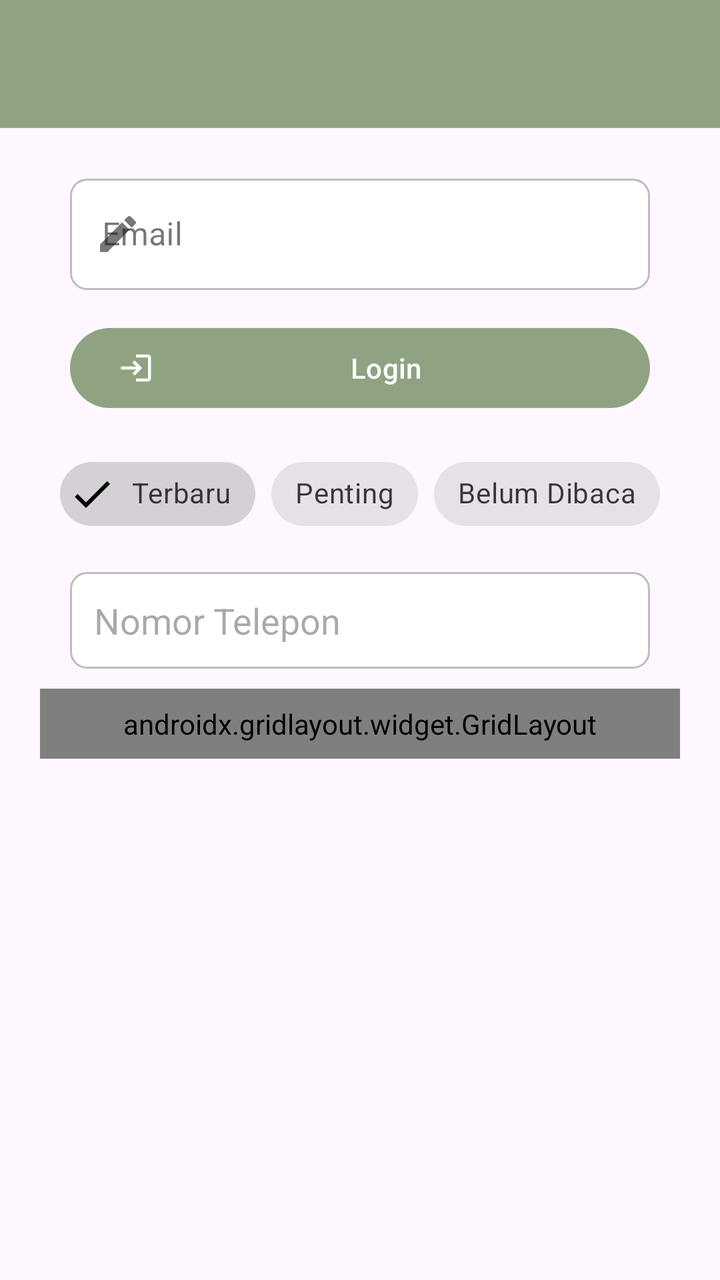
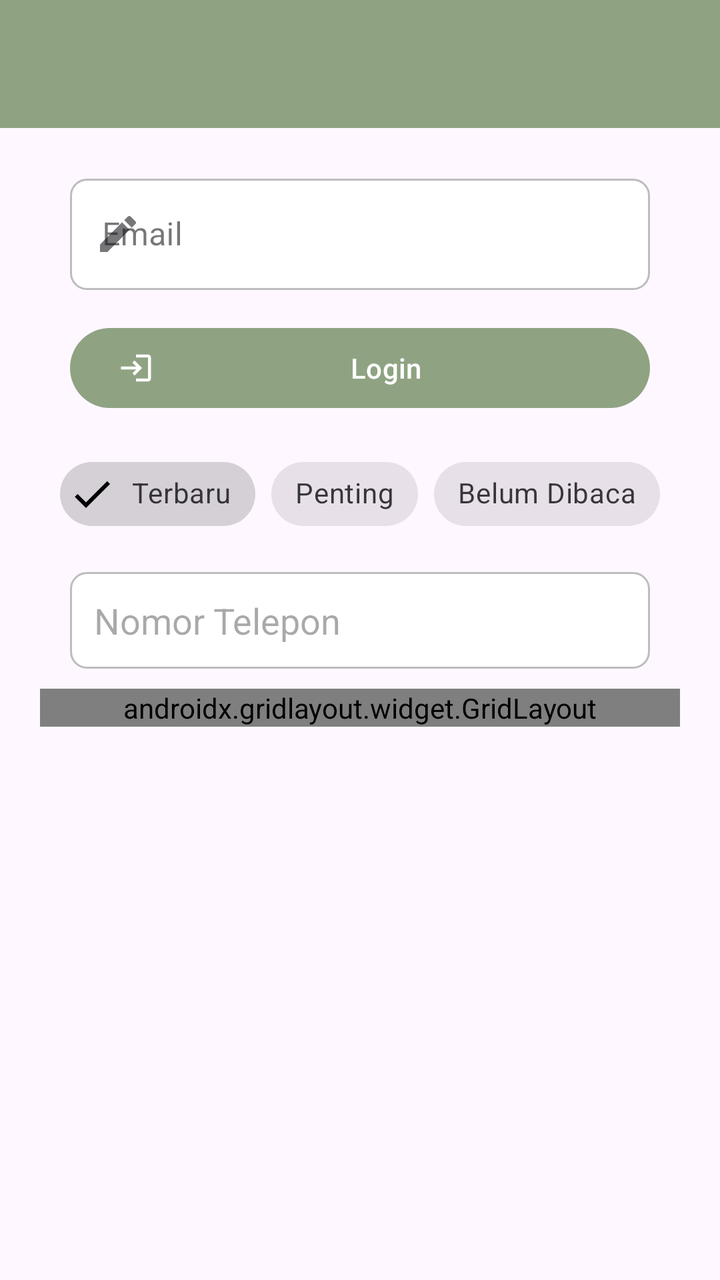

Compare the two renders of this Android layout. The source of the first and the diff that turns it into the second are given below.
<!-- AndroidManifest.xml: application theme Theme.Saturnussalsa -->
<!-- res/layout/activity_tenth.xml -->
<?xml version="1.0" encoding="utf-8"?>
<androidx.constraintlayout.widget.ConstraintLayout xmlns:android="http://schemas.android.com/apk/res/android"
    xmlns:app="http://schemas.android.com/apk/res-auto"
    xmlns:tools="http://schemas.android.com/tools"
    android:layout_width="match_parent"
    android:layout_height="match_parent"
    tools:context=".home.pertemuan_10.TenthActivity">

    <androidx.appcompat.widget.Toolbar
        android:id="@+id/toolbar"
        android:layout_width="match_parent"
        android:layout_height="?attr/actionBarSize"
        android:background="?attr/colorPrimary"
        app:titleTextColor="@android:color/white"
        app:layout_constraintTop_toTopOf="parent"
        app:layout_constraintStart_toStartOf="parent"
        app:layout_constraintEnd_toEndOf="parent" />

    <com.google.android.material.textfield.TextInputLayout
        android:id="@+id/textInputLayout"
        style="@style/Widget.MaterialComponents.TextInputLayout.OutlinedBox"
        android:layout_width="match_parent"
        android:layout_height="wrap_content"
        android:layout_marginHorizontal="35dp"
        android:layout_marginTop="20dp"
        android:hint="Email"
        app:layout_constraintEnd_toEndOf="parent"
        app:layout_constraintStart_toStartOf="parent"
        app:layout_constraintTop_toBottomOf="@+id/toolbar"
        app:startIconDrawable="@drawable/ic_edit">

        <com.google.android.material.textfield.TextInputEditText
            android:id="@+id/etEmail"
            android:layout_width="match_parent"
            android:layout_height="wrap_content"
            android:background="@drawable/edit_text_background"
            android:inputType="textEmailAddress" />
    </com.google.android.material.textfield.TextInputLayout>

    <com.google.android.material.button.MaterialButton
        android:id="@+id/btnLogin"
        android:layout_width="match_parent"
        android:layout_height="wrap_content"
        android:layout_marginHorizontal="35dp"
        android:layout_marginTop="15dp"
        android:text="Login"
        app:icon="@drawable/ic_login"
        app:layout_constraintEnd_toEndOf="parent"
        app:layout_constraintStart_toStartOf="parent"
        app:layout_constraintTop_toBottomOf="@+id/textInputLayout" />

    <com.google.android.material.chip.ChipGroup
        android:id="@+id/chipGroupFilter"
        android:layout_width="wrap_content"
        android:layout_height="wrap_content"
        android:layout_marginTop="15dp"
        app:layout_constraintEnd_toEndOf="parent"
        app:layout_constraintStart_toStartOf="parent"
        app:layout_constraintTop_toBottomOf="@+id/btnLogin"
        app:singleSelection="true">

        <com.google.android.material.chip.Chip
            android:id="@+id/chipTerbaru"
            style="@style/Widget.MaterialComponents.Chip.Filter"
            android:layout_width="wrap_content"
            android:layout_height="wrap_content"
            android:checked="true"
            android:text="Terbaru" />

        <com.google.android.material.chip.Chip
            android:id="@+id/chipPenting"
            style="@style/Widget.MaterialComponents.Chip.Filter"
            android:layout_width="wrap_content"
            android:layout_height="wrap_content"
            android:text="Penting" />

        <com.google.android.material.chip.Chip
            android:id="@+id/chipBelumDibaca"
            style="@style/Widget.MaterialComponents.Chip.Filter"
            android:layout_width="wrap_content"
            android:layout_height="wrap_content"
            android:text="Belum Dibaca" />

    </com.google.android.material.chip.ChipGroup>

    <EditText
        android:id="@+id/etPhone"
        android:layout_width="0dp"
        android:layout_height="wrap_content"
        android:layout_marginHorizontal="35dp"
        android:layout_marginTop="15dp"
        android:background="@drawable/bg_rounded_container"
        android:hint="Nomor Telepon"
        android:inputType="phone"
        app:layout_constraintEnd_toEndOf="parent"
        app:layout_constraintStart_toStartOf="parent"
        app:layout_constraintTop_toBottomOf="@+id/chipGroupFilter" />

    <androidx.gridlayout.widget.GridLayout
        android:layout_width="match_parent"
        android:layout_height="wrap_content"
        android:layout_marginHorizontal="20dp"
        android:layout_marginTop="10dp"
        android:padding="8dp"
        app:columnCount="3"
        app:useDefaultMargins="true"
        app:layout_constraintTop_toBottomOf="@+id/etPhone"
        app:layout_constraintStart_toStartOf="parent"
        app:layout_constraintEnd_toEndOf="parent">

        <com.google.android.material.button.MaterialButton
            android:layout_width="0dp"
            android:layout_height="wrap_content"
            android:text="Menu 1"
            app:layout_columnWeight="1"
            app:layout_gravity="fill_horizontal" />

        <com.google.android.material.button.MaterialButton
            android:layout_width="0dp"
            android:layout_height="wrap_content"
            android:text="Menu 2"
            app:layout_columnWeight="1"
            app:layout_gravity="fill_horizontal" />

        <com.google.android.material.button.MaterialButton
            android:layout_width="0dp"
            android:layout_height="wrap_content"
            android:text="Menu 3"
            app:layout_columnWeight="1"
            app:layout_gravity="fill_horizontal" />

        <com.google.android.material.button.MaterialButton
            android:layout_width="0dp"
            android:layout_height="wrap_content"
            android:text="Menu 4"
            app:layout_columnWeight="1"
            app:layout_gravity="fill_horizontal" />

        <com.google.android.material.button.MaterialButton
            android:layout_width="0dp"
            android:layout_height="wrap_content"
            android:text="Menu 5"
            app:layout_columnWeight="1"
            app:layout_gravity="fill_horizontal" />

        <com.google.android.material.button.MaterialButton
            android:layout_width="0dp"
            android:layout_height="wrap_content"
            android:text="Menu 6"
            app:layout_columnWeight="1"
            app:layout_gravity="fill_horizontal" />

    </androidx.gridlayout.widget.GridLayout>

</androidx.constraintlayout.widget.ConstraintLayout>
<!-- resources referenced by this layout -->
<resources>
  <!-- drawable bg_rounded_container (drawable) -->
  <?xml version="1.0" encoding="utf-8"?>
  <shape xmlns:android="http://schemas.android.com/apk/res/android"
      android:shape="rectangle">
  
      
      <solid android:color="#FFFFFF" />
  
      
      <stroke
          android:width="1dp"
          android:color="#BDBDBD" />
  
      
      <corners android:radius="8dp" />
  
      
      <padding
          android:left="12dp"
          android:top="12dp"
          android:right="12dp"
          android:bottom="12dp" />
  </shape>
  <!-- drawable edit_text_background (drawable) -->
  <?xml version="1.0" encoding="utf-8"?>
  <shape xmlns:android="http://schemas.android.com/apk/res/android"
      android:shape="rectangle">
  
      
      <solid android:color="#FFFFFF" />
  
      
      <stroke
          android:width="1dp"
          android:color="#BDBDBD" />
  
      
      <corners android:radius="8dp" />
  
      
      <padding
          android:left="12dp"
          android:top="12dp"
          android:right="12dp"
          android:bottom="12dp" />
  </shape>
  <!-- drawable ic_edit (drawable) -->
  <vector xmlns:android="http://schemas.android.com/apk/res/android"
      android:width="24dp"
      android:height="24dp"
      android:viewportWidth="24"
      android:viewportHeight="24">
    <path
        android:fillColor="#FF000000"
        android:pathData="M3,17.25V21h3.75L17.81,9.94l-3.75-3.75L3,17.25zM20.71,7.04c0.39-0.39 0.39-1.02 0-1.41l-2.34-2.34c-0.39-0.39-1.02-0.39-1.41,0l-1.83,1.83 3.75,3.75 1.83-1.83z"/>
  </vector>
  <!-- drawable ic_login (drawable) -->
  <vector xmlns:android="http://schemas.android.com/apk/res/android"
      android:width="24dp"
      android:height="24dp"
      android:viewportWidth="24"
      android:viewportHeight="24">
    <path
        android:fillColor="#FF000000"
        android:pathData="M11,7L9.6,8.4l2.6,2.6H2v2h10.2l-2.6,2.6L11,17l5,-5 -5,-5zM20,19h-8v2h8c1.1,0 2,-0.9 2,-2V5c0,-1.1 -0.9,-2 -2,-2h-8v2h8v14z"/>
  </vector>
  <style name="Theme.Saturnussalsa" parent="Base.Theme.Saturnussalsa" />
  <style name="Base.Theme.Saturnussalsa" parent="Theme.Material3.DayNight.NoActionBar">
          
          <item name="colorPrimary">@color/purple_primary</item>
          <item name="colorOnPrimary">@color/white</item>
          <item name="colorPrimaryContainer">@color/purple_container</item>
      </style>
  <color name="purple_primary">#8FA382</color>
  <color name="white">#FFFFFFFF</color>
  <color name="purple_container">#FFFDF9</color>
</resources>

<!-- the commit's change to res/layout/activity_tenth.xml (unified diff, before → after) -->
@@ -4,7 +4,7 @@
     xmlns:tools="http://schemas.android.com/tools"
     android:layout_width="match_parent"
     android:layout_height="match_parent"
-    tools:context=".home.pertemuan_10.TenthActivity">
+    tools:context=".pertemuan_10.TenthActivity">
 
     <androidx.appcompat.widget.Toolbar
         android:id="@+id/toolbar"
@@ -101,7 +101,6 @@
         android:layout_height="wrap_content"
         android:layout_marginHorizontal="20dp"
         android:layout_marginTop="10dp"
-        android:padding="8dp"
         app:columnCount="3"
         app:useDefaultMargins="true"
         app:layout_constraintTop_toBottomOf="@+id/etPhone"
